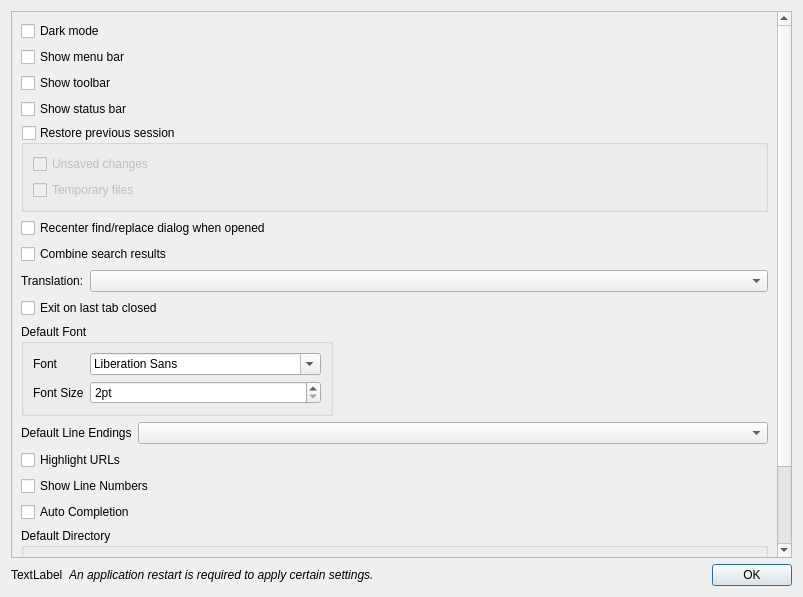
This is src/dialogs/PreferencesDialog.ui in Zxis233/NotepadNext as Qt 5 draws it before an edit. The edited form follows.
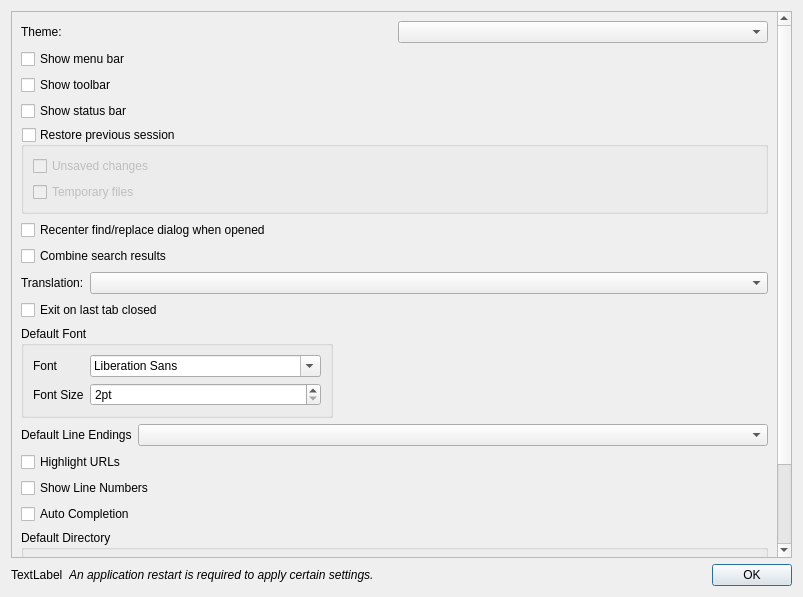
This is the edited form.

Diff of the .ui file:
```diff
--- a/src/dialogs/PreferencesDialog.ui
+++ b/src/dialogs/PreferencesDialog.ui
@@ -30,11 +30,21 @@
       </property>
       <layout class="QVBoxLayout" name="verticalLayout_4">
        <item>
-        <widget class="QCheckBox" name="checkBoxDarkMode">
+        <layout class="QHBoxLayout" name="themeLayout">
+         <item>
+          <widget class="QLabel" name="labelTheme">
          <property name="text">
-          <string>Dark mode</string>
-         </property>
-        </widget>
+            <string>Theme:</string>
+           </property>
+           <property name="buddy">
+            <cstring>comboBoxTheme</cstring>
+           </property>
+          </widget>
+         </item>
+         <item>
+          <widget class="QComboBox" name="comboBoxTheme"/>
+         </item>
+        </layout>
        </item>
        <item>
         <layout class="QVBoxLayout" name="verticalLayout_2">
```
Lines whose indentation alone changed are shown as unchanged.
